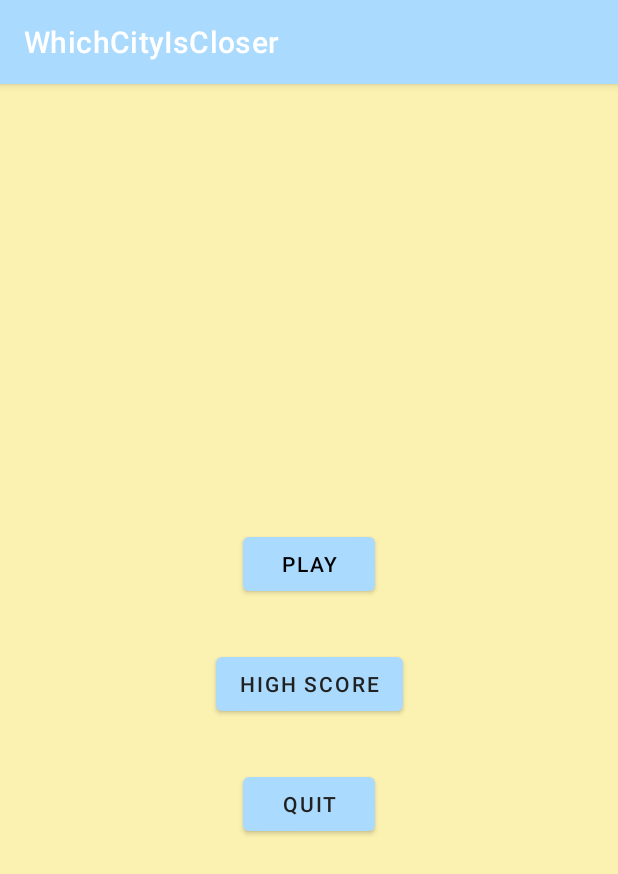
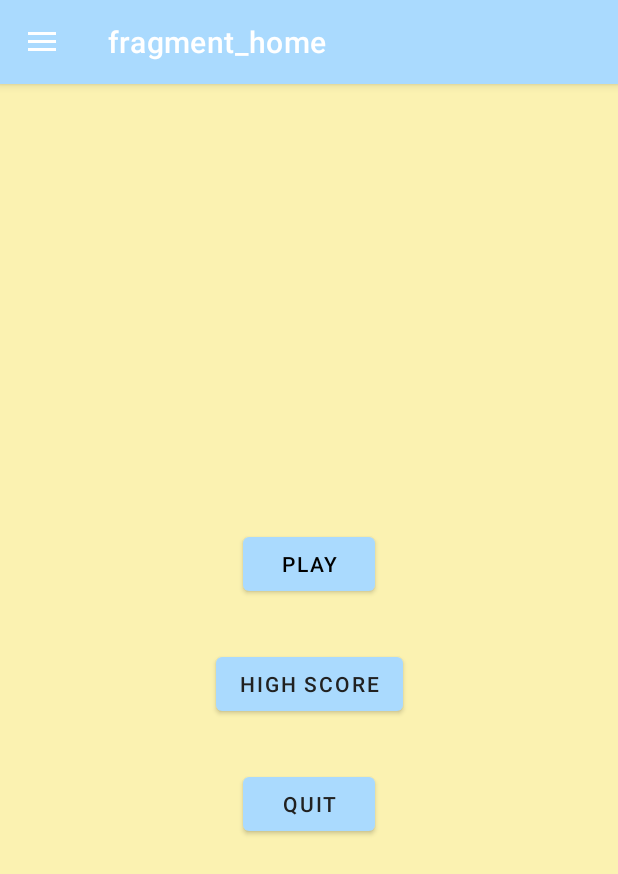
Before and after one commit to pawelsznura/WhichCityIsCloser, an Android app: the screen it shows after launch (MainActivity), on a phone screen of 412 x 824 dp. Shown: the top 874 px of the screen. Run offline under Robolectric (Android 15) with nearby library versions, the phone set to English and light mode, and no system bars; our stand-ins replace navigation-ui.

Commit message:
added nav drawer

```diff
--- a/app/build.gradle
+++ b/app/build.gradle
@@ -26,15 +26,21 @@ android {
         sourceCompatibility JavaVersion.VERSION_1_8
         targetCompatibility JavaVersion.VERSION_1_8
     }
+    buildFeatures {
+        viewBinding true
+    }
 }
 
 dependencies {
+
 
     implementation 'androidx.appcompat:appcompat:1.3.1'
     implementation 'com.google.android.material:material:1.4.0'
     implementation 'androidx.constraintlayout:constraintlayout:2.1.1'
     implementation 'androidx.legacy:legacy-support-v4:1.0.0'
     implementation 'com.google.android.gms:play-services-maps:17.0.1'
+    implementation 'androidx.lifecycle:lifecycle-livedata-ktx:2.3.1'
+    implementation 'androidx.lifecycle:lifecycle-viewmodel-ktx:2.3.1'
     testImplementation 'junit:junit:4.13.2'
     androidTestImplementation 'androidx.test.ext:junit:1.1.3'
     androidTestImplementation 'androidx.test.espresso:espresso-core:3.4.0'
--- a/app/src/main/AndroidManifest.xml
+++ b/app/src/main/AndroidManifest.xml
@@ -1,6 +1,6 @@
 <?xml version="1.0" encoding="utf-8"?>
 <manifest xmlns:android="http://schemas.android.com/apk/res/android"
-    package="com.pawelsznuradev.whichcityiscloser">
+    package="com.pawelsznuradev.whichcityiscloser" >
 
     <application
         android:allowBackup="true"
@@ -8,7 +8,7 @@
         android:label="@string/app_name"
         android:roundIcon="@mipmap/ic_launcher_round"
         android:supportsRtl="true"
-        android:theme="@style/Theme.WhichCityIsCloser">
+        android:theme="@style/Theme.WhichCityIsCloser" >
 
         <meta-data
             android:name="com.google.android.geo.API_KEY"
@@ -16,7 +16,7 @@
 
         <activity
             android:name=".MainActivity"
-            android:exported="true">
+            android:exported="true" >
             <intent-filter>
                 <action android:name="android.intent.action.MAIN" />
 
--- a/app/src/main/java/com/pawelsznuradev/whichcityiscloser/HomeFragment.java
+++ b/app/src/main/java/com/pawelsznuradev/whichcityiscloser/HomeFragment.java
@@ -3,17 +3,19 @@ package com.pawelsznuradev.whichcityiscloser;
 import android.os.Bundle;
 
 import androidx.fragment.app.Fragment;
+import androidx.navigation.Navigation;
 
 import android.view.LayoutInflater;
 import android.view.View;
 import android.view.ViewGroup;
+import android.widget.Button;
 
 /**
  * A simple {@link Fragment} subclass.
  * Use the {@link HomeFragment#newInstance} factory method to
  * create an instance of this fragment.
  */
-public class HomeFragment extends Fragment {
+public class HomeFragment extends Fragment implements View.OnClickListener {
 
     // TODO: Rename parameter arguments, choose names that match
     // the fragment initialization parameters, e.g. ARG_ITEM_NUMBER
@@ -59,6 +61,30 @@ public class HomeFragment extends Fragment {
     public View onCreateView(LayoutInflater inflater, ViewGroup container,
                              Bundle savedInstanceState) {
         // Inflate the layout for this fragment
-        return inflater.inflate(R.layout.fragment_home, container, false);
+
+        View view = inflater.inflate(R.layout.fragment_home, container, false);
+
+        Button btnPlay = view.findViewById(R.id.btnplayhome);
+        btnPlay.setOnClickListener(this);
+        Button btnHighScore = view.findViewById(R.id.btnhighscorehome);
+        btnHighScore.setOnClickListener(this);
+        Button btnQuit = view.findViewById(R.id.btnquithome);
+        btnQuit.setOnClickListener(this);
+
+        return view;
+    }
+
+    @Override
+    public void onClick(View v) {
+        if (v.getId() == R.id.btnplayhome){
+            Navigation.findNavController(v).navigate(R.id.action_homeFragment_to_playFragment);
+        } else if (v.getId() == R.id.btnhighscorehome){
+            Navigation.findNavController(v).navigate(R.id.action_homeFragment_to_optionsFragment);
+
+        } else if (v.getId() == R.id.btnquithome){
+            System.exit(0);
+        }
+
+
     }
 }
--- a/app/src/main/java/com/pawelsznuradev/whichcityiscloser/MainActivity.java
+++ b/app/src/main/java/com/pawelsznuradev/whichcityiscloser/MainActivity.java
@@ -1,14 +1,55 @@
 package com.pawelsznuradev.whichcityiscloser;
 
+import androidx.annotation.NonNull;
+import androidx.appcompat.app.ActionBar;
 import androidx.appcompat.app.AppCompatActivity;
+import androidx.drawerlayout.widget.DrawerLayout;
+import androidx.navigation.NavController;
+import androidx.navigation.Navigation;
+import androidx.navigation.fragment.NavHostFragment;
+import androidx.navigation.ui.AppBarConfiguration;
+import androidx.navigation.ui.NavigationUI;
+
 
 import android.os.Bundle;
+import android.widget.Toolbar;
+
+import com.google.android.material.navigation.NavigationView;
 
 public class MainActivity extends AppCompatActivity {
+
+
+    private AppBarConfiguration appBarConfiguration;
+
+    //    private NavController navController;
 
     @Override
     protected void onCreate(Bundle savedInstanceState) {
         super.onCreate(savedInstanceState);
         setContentView(R.layout.activity_main);
+
+
+        DrawerLayout drawerLayout = findViewById(R.id.drawer_layout);
+        NavigationView navigationView = findViewById(R.id.navigation_view);
+        NavController navController = Navigation.findNavController(this, R.id.nav_host_fragment);
+        NavigationUI.setupActionBarWithNavController(this, navController, drawerLayout);
+        appBarConfiguration = new AppBarConfiguration.Builder(navController.getGraph())
+                .setOpenableLayout(drawerLayout)
+                .build();
+        NavigationUI.setupActionBarWithNavController(this, navController, appBarConfiguration);
+        NavigationUI.setupWithNavController(navigationView, navController);
+
+
+
+
+
+    }
+
+
+    @Override
+    public boolean onSupportNavigateUp() {
+        NavController navController = Navigation.findNavController(this, R.id.nav_host_fragment);
+        return NavigationUI.navigateUp(navController, appBarConfiguration)
+            || super.onSupportNavigateUp();
     }
 }
--- /dev/null
+++ b/app/src/main/res/drawable/ic_search_black_24dp.xml
@@ -0,0 +1,9 @@
+<vector xmlns:android="http://schemas.android.com/apk/res/android"
+        android:width="24dp"
+        android:height="24dp"
+        android:viewportWidth="24.0"
+        android:viewportHeight="24.0">
+    <path
+        android:fillColor="#FF000000"
+        android:pathData="M15.5,14h-0.79l-0.28,-0.27C15.41,12.59 16,11.11 16,9.5 16,5.91 13.09,3 9.5,3S3,5.91 3,9.5 5.91,16 9.5,16c1.61,0 3.09,-0.59 4.23,-1.57l0.27,0.28v0.79l5,4.99L20.49,19l-4.99,-5zM9.5,14C7.01,14 5,11.99 5,9.5S7.01,5 9.5,5 14,7.01 14,9.5 11.99,14 9.5,14z"/>
+</vector>
--- a/app/src/main/res/layout/activity_main.xml
+++ b/app/src/main/res/layout/activity_main.xml
@@ -1,22 +1,41 @@
 <?xml version="1.0" encoding="utf-8"?>
-<androidx.constraintlayout.widget.ConstraintLayout xmlns:android="http://schemas.android.com/apk/res/android"
+<androidx.drawerlayout.widget.DrawerLayout xmlns:android="http://schemas.android.com/apk/res/android"
     xmlns:app="http://schemas.android.com/apk/res-auto"
     xmlns:tools="http://schemas.android.com/tools"
+    android:id="@+id/drawer_layout"
     android:layout_width="match_parent"
     android:layout_height="match_parent"
     tools:context=".MainActivity">
 
-    <androidx.fragment.app.FragmentContainerView
+
+    <androidx.appcompat.widget.Toolbar
+        android:id="@+id/toolbar"
+        android:layout_width="match_parent"
+        android:layout_height="wrap_content"
+        android:background="?attr/colorPrimary"
+        android:minHeight="?attr/actionBarSize"
+        android:theme="@style/AppBarOverlay" />
+
+    <fragment
         android:id="@+id/nav_host_fragment"
         android:name="androidx.navigation.fragment.NavHostFragment"
         android:layout_width="0dp"
         android:layout_height="0dp"
+        app:defaultNavHost="true"
+        app:layout_constraintBottom_toBottomOf="parent"
         app:layout_constraintLeft_toLeftOf="parent"
         app:layout_constraintRight_toRightOf="parent"
+
         app:layout_constraintTop_toTopOf="parent"
-        app:layout_constraintBottom_toBottomOf="parent"
-
-        app:defaultNavHost="true"
         app:navGraph="@navigation/nav_graph" />
 
-</androidx.constraintlayout.widget.ConstraintLayout>
+    <com.google.android.material.navigation.NavigationView
+        android:id="@+id/navigation_view"
+        android:layout_width="wrap_content"
+        android:layout_height="match_parent"
+        android:layout_gravity="start"
+        app:menu="@menu/nav_drawer_menu">
+
+    </com.google.android.material.navigation.NavigationView>
+
+</androidx.drawerlayout.widget.DrawerLayout>
--- /dev/null
+++ b/app/src/main/res/menu/nav_drawer_menu.xml
@@ -0,0 +1,15 @@
+<?xml version="1.0" encoding="utf-8"?>
+<menu xmlns:android="http://schemas.android.com/apk/res/android"
+    xmlns:app="http://schemas.android.com/apk/res-auto">
+
+    <item
+        android:id="@+id/optionsFragment"
+        android:icon="@drawable/ic_search_black_24dp"
+        android:title="Options" />
+
+    <item
+        android:id="@+id/playFragment"
+        android:icon="@drawable/ic_search_black_24dp"
+        android:title="Play" />
+
+</menu>
--- /dev/null
+++ b/app/src/main/res/values-land/dimens.xml
@@ -0,0 +1,3 @@
+<resources>
+        <dimen name="fab_margin">48dp</dimen>
+    </resources>
--- /dev/null
+++ b/app/src/main/res/values-w1240dp/dimens.xml
@@ -0,0 +1,3 @@
+<resources>
+        <dimen name="fab_margin">200dp</dimen>
+    </resources>
--- /dev/null
+++ b/app/src/main/res/values-w600dp/dimens.xml
@@ -0,0 +1,3 @@
+<resources>
+        <dimen name="fab_margin">48dp</dimen>
+    </resources>
--- a/app/src/main/res/values/themes.xml
+++ b/app/src/main/res/values/themes.xml
@@ -13,4 +13,10 @@
         <item name="android:statusBarColor" tools:targetApi="l">?attr/colorPrimaryVariant</item>
         <!-- Customize your theme here. -->
     </style>
+    <style name="NoActionBar">
+        <item name="windowActionBar">false</item>
+        <item name="windowNoTitle">true</item>
+    </style>
+    <style name="AppBarOverlay" parent="ThemeOverlay.AppCompat.Dark.ActionBar" />
+    <style name="PopupOverlay" parent="ThemeOverlay.AppCompat.Light" />
 </resources>
```
Also changed, not shown: app/src/main/res/drawable/ic_menu_camera.xml (added, +12 -0 lines), app/src/main/res/drawable/ic_menu_gallery.xml (added, +9 -0 lines), app/src/main/res/drawable/ic_menu_slideshow.xml (added, +9 -0 lines), app/src/main/res/drawable/side_nav_bar.xml (added, +9 -0 lines), app/src/main/res/values/dimens.xml (added, +8 -0 lines), app/src/main/res/values/strings.xml (+11 -0 lines).
